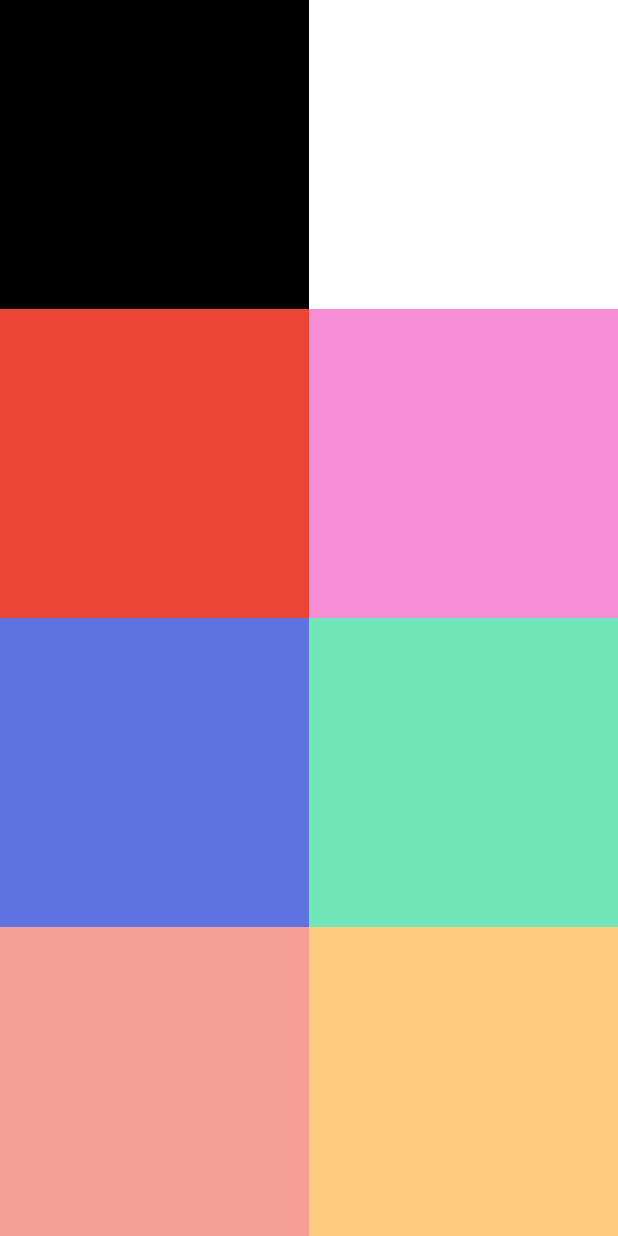
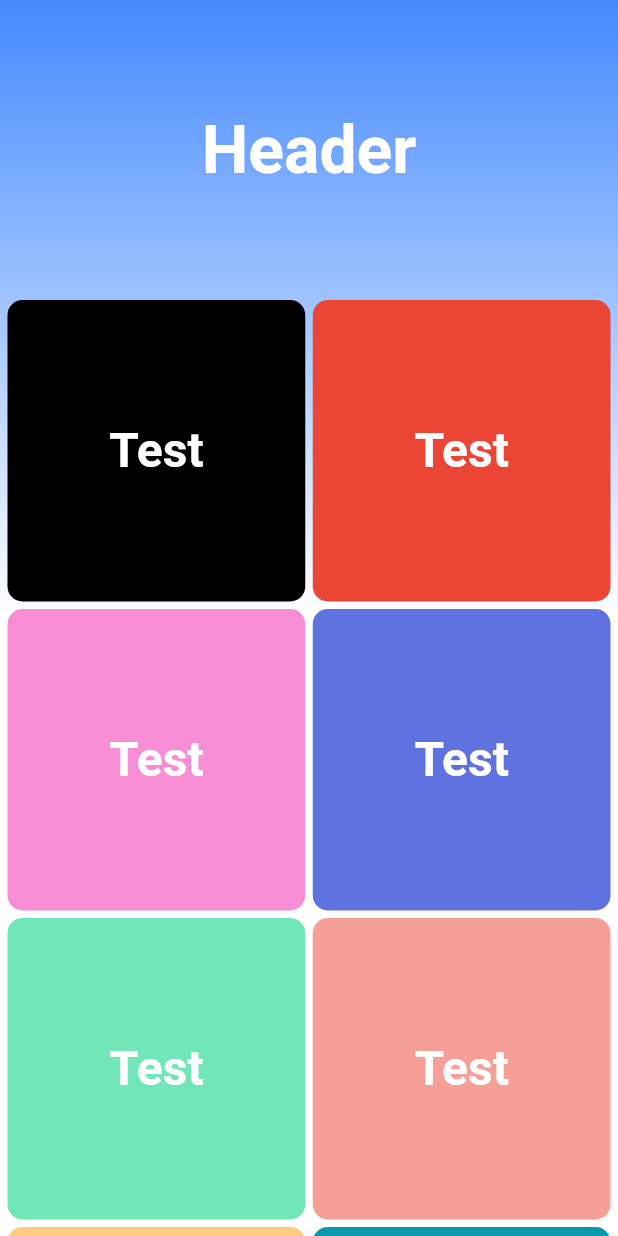
Before and after one commit to WoogearKwon/flutter-note, a Flutter app: the screen it shows after launch, on a phone screen of 412 x 824 dp. Run offline on Flutter 3.47's test engine with Material 2 defaults, Android fonts, the phone set to English and light mode, and no system bars; our stand-ins replace fluro, flutter_bloc, get_it, logger.

Commit message:
[UPDATE] 메인 화면 헤더, 카드뷰 목록

```diff
--- a/lib/presentation/screen/main.dart
+++ b/lib/presentation/screen/main.dart
@@ -1,5 +1,5 @@
 import 'package:flutter/material.dart';
-import 'package:flutter_note/presentation/screen/ui/palette.dart';
+import 'package:flutter_note/presentation/screen/ui/theme/palette.dart';
 
 class MainScreen extends StatefulWidget {
   const MainScreen({super.key});
@@ -11,27 +11,89 @@ class MainScreen extends StatefulWidget {
 class _MainScreenState extends State<MainScreen> {
   @override
   Widget build(BuildContext context) {
+    return Scaffold(
+      body: Container(
+        decoration: const BoxDecoration(
+          gradient: LinearGradient(
+            begin: Alignment.topCenter,
+            end: Alignment.bottomCenter,
+            colors: [
+              Colors.blueAccent,
+              Colors.white,
+              Colors.white,
+            ]
+          )
+        ),
+        child: Column(
+          children: [
+            _header(),
+            _menuCards(),
+          ],
+        ),
+      ),
+    );
+  }
+
+  Widget _header() {
+    return const SizedBox(
+      width: double.infinity,
+      height: 200,
+      child: Center(
+        child: Text(
+          'Header',
+          textAlign: TextAlign.center,
+          style: TextStyle(
+            fontSize: 44,
+            fontWeight: FontWeight.bold,
+            color: Colors.white
+          ),
+        ),
+      ),
+    );
+  }
+
+  Widget _menuCards() {
     const colors = Palette.mainColors;
-    return Scaffold(
-      body: SizedBox(
-        width: double.infinity,
+
+    return Expanded(
       child: GridView.count(
         crossAxisCount: 2,
         shrinkWrap: true,
         children: List.generate(
           colors.length,
+          growable: true,
           (index) {
-              final color = colors[index];
+            return _menuCard(index, colors[index]);
+          },
+        ),
+      ),
+    );
+  }
 
+  Widget _menuCard(int index, Color color) {
     return Container(
-                padding: const EdgeInsets.all(10),
-                height: 44,
-                color: color,
-              );
-            },
+      margin: _getMargin(index),
+      decoration:
+          BoxDecoration(color: color, borderRadius: BorderRadius.circular(10)),
+      child: const Center(
+        child: Text(
+          'Test',
+          textAlign: TextAlign.center,
+          style: TextStyle(
+            fontSize: 32,
+            fontWeight: FontWeight.bold,
+            color: Colors.white,
           ),
         ),
       ),
     );
   }
+
+  EdgeInsets _getMargin(int index) {
+    if (index % 2 == 0) {
+      return const EdgeInsets.only(left: 5, right: 2.5, bottom: 5);
     }
+
+    return const EdgeInsets.only(left: 2.5, right: 5, bottom: 5);
+  }
+}
--- a/lib/presentation/screen/ui/palette.dart
+++ b/lib/presentation/screen/ui/theme/palette.dart
@@ -58,7 +58,6 @@ class Palette {
 
   static const mainColors = [
     black01Basic,
-    white01Basic,
     red03Basic,
     retroPink03Basic,
     retroBlue03Basic,
```
Lines whose indentation alone changed are shown as unchanged.
